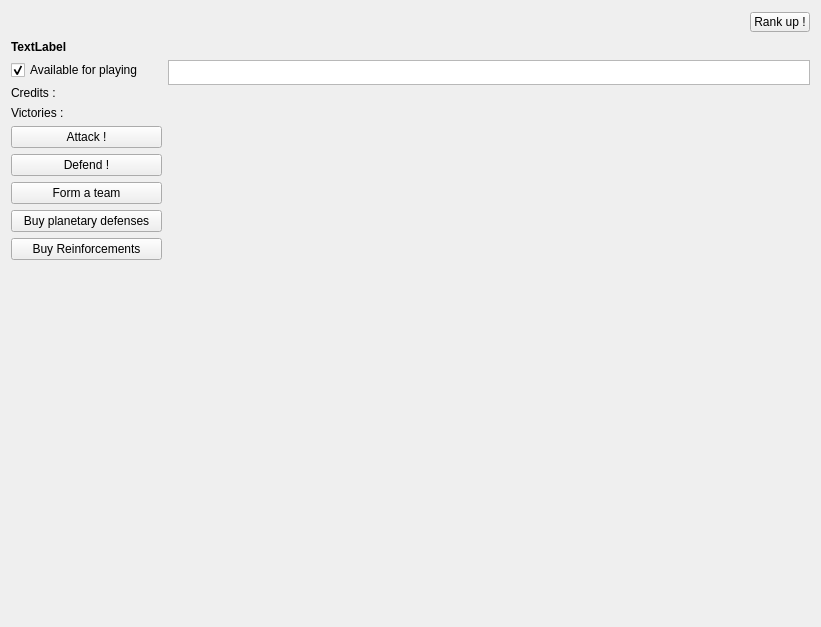
First picture: the form in src/_res/galacticwar/infopanel.ui, repository FAForever/client, before the edit.
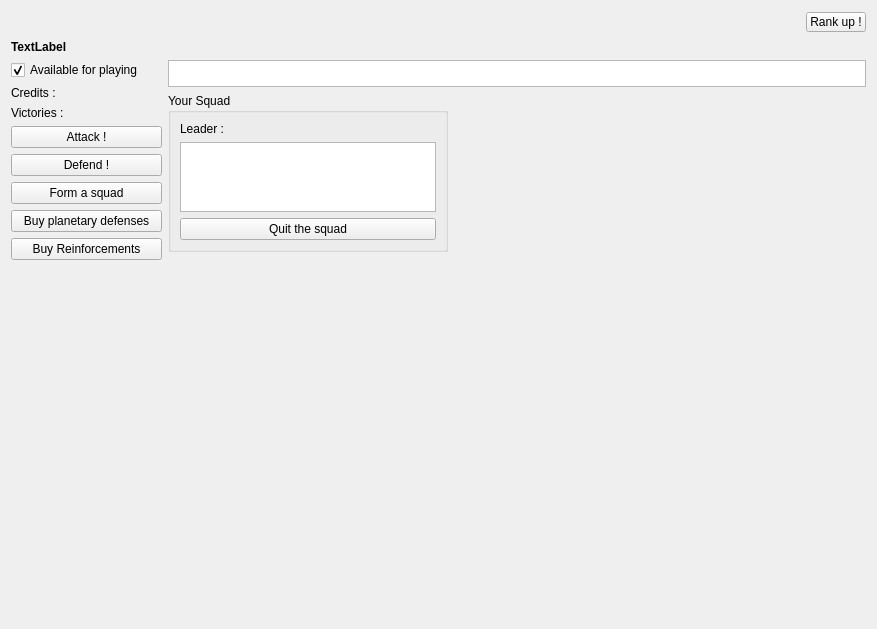
Second picture: the form after the edit.

Commit message: Manage Squad.

The edit to the form file:
```diff
--- a/src/_res/galacticwar/infopanel.ui
+++ b/src/_res/galacticwar/infopanel.ui
@@ -6,8 +6,8 @@
    <rect>
     <x>0</x>
     <y>0</y>
-    <width>821</width>
-    <height>627</height>
+    <width>877</width>
+    <height>629</height>
    </rect>
   </property>
   <property name="windowTitle">
@@ -16,8 +16,8 @@
   <property name="styleSheet">
    <string notr="true"/>
   </property>
-  <layout class="QGridLayout" name="gridLayout_2">
-   <item row="0" column="0" colspan="2">
+  <layout class="QGridLayout" name="gridLayout">
+   <item row="0" column="0" colspan="3">
     <layout class="QHBoxLayout" name="horizontalLayout_3">
      <item>
       <widget class="QLabel" name="nameLabel">
@@ -55,7 +55,20 @@
      </item>
     </layout>
    </item>
-   <item row="2" column="0">
+   <item row="1" column="0">
+    <widget class="QLabel" name="dominationText">
+     <property name="font">
+      <font>
+       <weight>75</weight>
+       <bold>true</bold>
+      </font>
+     </property>
+     <property name="text">
+      <string>TextLabel</string>
+     </property>
+    </widget>
+   </item>
+   <item row="2" column="0" rowspan="3">
     <layout class="QVBoxLayout" name="verticalLayout_2">
      <item>
       <widget class="QCheckBox" name="awayBox">
@@ -177,7 +190,7 @@
      <item>
       <widget class="QPushButton" name="formTeamButton">
        <property name="text">
-        <string>Form a team</string>
+        <string>Form a squad</string>
        </property>
       </widget>
      </item>
@@ -210,25 +223,81 @@
      </item>
     </layout>
    </item>
-   <item row="2" column="1">
-    <layout class="QVBoxLayout" name="verticalLayout">
-     <item>
+   <item row="2" column="1" colspan="2">
       <widget class="QListWidget" name="attackListWidget">
        <property name="minimumSize">
         <size>
          <width>0</width>
-         <height>25</height>
+       <height>27</height>
         </size>
        </property>
        <property name="maximumSize">
         <size>
          <width>16777215</width>
-         <height>25</height>
+       <height>27</height>
         </size>
        </property>
       </widget>
      </item>
+   <item row="3" column="1">
+    <widget class="QGroupBox" name="squadBox">
+     <property name="sizePolicy">
+      <sizepolicy hsizetype="Fixed" vsizetype="Fixed">
+       <horstretch>0</horstretch>
+       <verstretch>0</verstretch>
+      </sizepolicy>
+     </property>
+     <property name="title">
+      <string>Your Squad</string>
+     </property>
+     <layout class="QVBoxLayout" name="verticalLayout">
      <item>
+       <widget class="QLabel" name="leader">
+        <property name="text">
+         <string>Leader :</string>
+        </property>
+       </widget>
+      </item>
+      <item>
+       <widget class="QListWidget" name="squadMemberList">
+        <property name="maximumSize">
+         <size>
+          <width>16777215</width>
+          <height>70</height>
+         </size>
+        </property>
+        <property name="showDropIndicator" stdset="0">
+         <bool>false</bool>
+        </property>
+        <property name="selectionMode">
+         <enum>QAbstractItemView::NoSelection</enum>
+        </property>
+       </widget>
+      </item>
+      <item>
+       <widget class="QPushButton" name="quitSquadButton">
+        <property name="text">
+         <string>Quit the squad</string>
+        </property>
+       </widget>
+      </item>
+     </layout>
+    </widget>
+   </item>
+   <item row="3" column="2">
+    <spacer name="horizontalSpacer">
+     <property name="orientation">
+      <enum>Qt::Horizontal</enum>
+     </property>
+     <property name="sizeHint" stdset="0">
+      <size>
+       <width>357</width>
+       <height>20</height>
+      </size>
+     </property>
+    </spacer>
+   </item>
+   <item row="4" column="1">
       <spacer name="verticalSpacer_2">
        <property name="orientation">
         <enum>Qt::Vertical</enum>
@@ -236,27 +305,17 @@
        <property name="sizeHint" stdset="0">
         <size>
          <width>20</width>
-         <height>40</height>
+       <height>367</height>
         </size>
        </property>
       </spacer>
      </item>
     </layout>
-   </item>
-   <item row="1" column="0">
-    <widget class="QLabel" name="dominationText">
-     <property name="font">
-      <font>
-       <weight>75</weight>
-       <bold>true</bold>
-      </font>
-     </property>
-     <property name="text">
-      <string>TextLabel</string>
-     </property>
-    </widget>
-   </item>
-  </layout>
+  <zorder>dominationText</zorder>
+  <zorder>squadBox</zorder>
+  <zorder>horizontalSpacer</zorder>
+  <zorder>verticalSpacer_2</zorder>
+  <zorder>rankUpButton</zorder>
  </widget>
  <resources/>
  <connections/>
```
Lines whose indentation alone changed are shown as unchanged. The commit also changes 8 other files.
